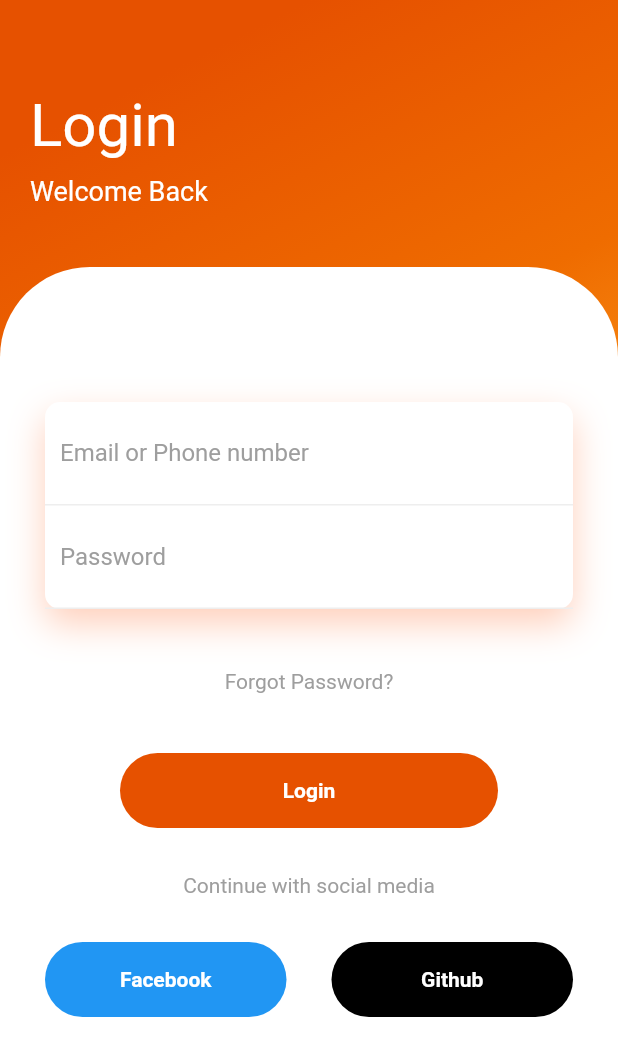
After one commit to SantiagoGonzalezFernandez/AppMaker, a Flutter app: the LoginOnePage screen opened by its route, on a phone screen of 412 x 824 dp. The commit adds this screen. Shown: the top 1056 px of the screen. Run offline on Flutter 3.47's test engine with Material 2 defaults, Android fonts, the phone set to English and light mode, and no system bars; our stand-ins replace page_transition, shimmer, simple_animations, splashscreen.

Commit message:
Termino el login 1

```diff
--- /dev/null
+++ b/app_maker/data/menu_options_login.json
@@ -0,0 +1,10 @@
+{
+    "appName" : "app_maker",
+    "routes"  : [
+        {
+            "route" : "loginOne",
+            "icon"  : "filter_1",
+            "text"  : "Login One"
+        }
+    ]
+}
--- a/app_maker/lib/src/pages/Login/login_screen_page.dart
+++ b/app_maker/lib/src/pages/Login/login_page.dart
@@ -1,21 +1,20 @@
 //Imports that are not mine
+import 'package:app_maker/src/widgets/list_items_widget.dart';
 import 'package:flutter/material.dart';
 
 //Imports that are mine
 
-class LoginScreenPage extends StatelessWidget {
+class LoginPage extends StatelessWidget {
 
   @override
   Widget build(BuildContext context) {
     return Scaffold(
       appBar: AppBar(
+        centerTitle: true,
         title: Text('Login'),
-        centerTitle: true,
         backgroundColor: Colors.pink,
       ),
-      body: Center(
-        child: Text('Hola Mundo'),
-      ),
+      body: list('data/menu_options_login.json')
     );
   }
 }
--- /dev/null
+++ b/app_maker/lib/src/pages/Login/screens/login_one.dart
@@ -0,0 +1,231 @@
+//Imports that are not mine
+import 'package:app_maker/src/pages/SplashScreen/screens/Animations/fadeAnimation.dart';
+import 'package:flutter/material.dart';
+
+//Imports that are mine
+
+class LoginOnePage extends StatelessWidget {
+
+  @override
+  Widget build(BuildContext context) {
+    return Scaffold(
+      body: Container(
+        width: double.infinity,
+        decoration: BoxDecoration(
+          gradient: LinearGradient(
+            begin: Alignment.topCenter,
+            colors: [
+              Colors.orange[900],
+              Colors.orange[800],
+              Colors.orange[400],
+            ]
+          )
+        ),
+        child: SafeArea(
+          child: Column(
+            crossAxisAlignment: CrossAxisAlignment.start,
+            children: [
+              SizedBox(height: 40.0,),
+              Padding(
+                padding: EdgeInsets.all(20.0),
+                child: Column(
+                  crossAxisAlignment: CrossAxisAlignment.start,
+                  children: [
+                    FadeAnimation(
+                      delay: 1,
+                      child: Text(
+                        'Login',
+                        style: TextStyle(
+                          color: Colors.white,
+                          fontSize: 40.0
+                        ),
+                      ),
+                    ),
+                    SizedBox(height: 10.0),
+                    FadeAnimation(
+                      delay: 1.3,
+                      child: Text(
+                        'Welcome Back',
+                        style: TextStyle(
+                          color: Colors.white,
+                          fontSize: 18.0
+                        ),
+                      ),
+                    ),
+                  ],
+                ),
+              ),
+              SizedBox(height: 20.0),
+              Expanded(
+                child: Container(
+                  decoration: BoxDecoration(
+                    color: Colors.white,
+                    borderRadius: BorderRadius.only(
+                      topLeft: Radius.circular(60),
+                      topRight: Radius.circular(60)
+                    )
+                  ),
+                  child: Padding(
+                    padding: EdgeInsets.all(30.0),
+                    child: Column(
+                      children: [
+                        SizedBox(height: 60.0,),
+                        FadeAnimation(
+                          delay: 1.4,
+                          child: Container(
+                            decoration: BoxDecoration(
+                              color: Colors.white,
+                              borderRadius: BorderRadius.circular(10.0),
+                              boxShadow: [BoxShadow(
+                                color: Color.fromRGBO(255, 95, 27, 0.3),
+                                blurRadius: 20.0,
+                                offset: Offset(0, 10)
+                              )]
+                            ),
+                            child: Column(
+                              children: [
+                                Container(
+                                  padding: EdgeInsets.all(10.0),
+                                  decoration: BoxDecoration(
+                                    border: Border(
+                                      bottom: BorderSide(
+                                        color: Colors.grey[200]
+                                      )
+                                    )
+                                  ),
+                                  child: TextField(
+                                    decoration: InputDecoration(
+                                      hintText: 'Email or Phone number',
+                                      hintStyle: TextStyle(
+                                        color: Colors.grey
+                                      ),
+                                      border: InputBorder.none
+                                    ),
+                                  ),
+                                ),
+                                Container(
+                                  padding: EdgeInsets.all(10.0),
+                                  decoration: BoxDecoration(
+                                    border: Border(
+                                      bottom: BorderSide(
+                                        color: Colors.grey[200]
+                                      )
+                                    )
+                                  ),
+                                  child: TextField(
+                                    decoration: InputDecoration(
+                                      hintText: 'Password',
+                                      hintStyle: TextStyle(
+                                        color: Colors.grey
+                                      ),
+                                      border: InputBorder.none
+                                    ),
+                                  ),
+                                ),
+                              ],
+                            ),
+                          ),
+                        ),
+                        SizedBox(height: 40.0,),
+                        FadeAnimation(
+                          delay: 1.5,
+                          child: Text(
+                            'Forgot Password?',
+                            style: TextStyle(
+                              color: Colors.grey
+                            ),
+                          ),
+                        ),
+                        SizedBox(height: 40.0,),
+                        FadeAnimation(
+                          delay: 1.6,
+                          child: Container(
+                            height: 50,
+                            margin: EdgeInsets.symmetric(horizontal: 50.0),
+                            decoration: BoxDecoration(
+                              borderRadius: BorderRadius.circular(50.0),
+                              color: Colors.orange[900]
+                            ),
+                            child: Center(
+                              child: Text(
+                                'Login',
+                                style: TextStyle(
+                                  color: Colors.white,
+                                  fontWeight: FontWeight.bold
+                                ),
+                              ),
+                            ),
+                          ),
+                        ),
+                        SizedBox(height: 30.0,),
+                        FadeAnimation(
+                          delay: 1.7,
+                          child: Text(
+                            'Continue with social media',
+                            style: TextStyle(
+                              color: Colors.grey
+                            ),
+                          ),
+                        ),
+                        SizedBox(height: 30.0,),
+                        Row(
+                          children: [
+                            Expanded(
+                              child: FadeAnimation(
+                                delay: 1.8,
+                                child: Container(
+                                  height: 50.0,
+                                  decoration: BoxDecoration(
+                                    borderRadius: BorderRadius.circular(50.0),
+                                    color: Colors.blue
+                                  ),
+                                  child: Center(
+                                    child: Text(
+                                      'Facebook',
+                                      style: TextStyle(
+                                        color: Colors.white,
+                                        fontWeight: FontWeight.bold
+                                      ),
+                                    ),
+                                  ),
+                                ),
+                              ),
+                            ),
+                            SizedBox(width: 30),
+                            Expanded(
+                              child: FadeAnimation(
+                                delay: 1.8,
+                                child: Container(
+                                  height: 50.0,
+                                  decoration: BoxDecoration(
+                                    borderRadius: BorderRadius.circular(50.0),
+                                    color: Colors.black
+                                  ),
+                                  child: Center(
+                                    child: Text(
+                                      'Github',
+                                      style: TextStyle(
+                                        color: Colors.white,
+                                        fontWeight: FontWeight.bold
+                                      ),
+                                    ),
+                                  ),
+                                ),
+                              ),
+                            ),
+                          ],
+                        )
+                      ],
+                    ),
+                  ),
+                ),
+              )
+            ],
+          ),
+        ),
+      ),
+    );
+  }
+}
+
+//https://www.youtube.com/watch?v=txvyAO894DY
--- a/app_maker/lib/src/routes/routes.dart
+++ b/app_maker/lib/src/routes/routes.dart
@@ -1,4 +1,5 @@
 //Imports that are not mine
+import 'package:app_maker/src/pages/Login/screens/login_one.dart';
 import 'package:app_maker/src/pages/Onboarding/screens/onboarding_one.dart';
 import 'package:app_maker/src/pages/Widget/widget_page.dart';
 import 'package:flutter/material.dart';
@@ -6,7 +7,7 @@ import 'package:flutter/material.dart';
 //Imports that are mine
 import 'package:app_maker/src/pages/home_page.dart';
 import 'package:app_maker/src/pages/Home/home_screen_page.dart';
-import 'package:app_maker/src/pages/Login/login_screen_page.dart';
+import 'package:app_maker/src/pages/Login/login_page.dart';
 import 'package:app_maker/src/pages/SplashScreen/splash_screen_page.dart';
 import 'package:app_maker/src/pages/SplashScreen/screens/splash_one.dart';
 import 'package:app_maker/src/pages/SplashScreen/screens/splash_two.dart';
@@ -35,7 +36,8 @@ Map<String, WidgetBuilder> getApplicationRoutes(){
     'onboardingOne' : (BuildContext context) => OnboardingOnePage(),
 
     //Login Screen
-    'login'         : (BuildContext context) => LoginScreenPage(),
+    'login'         : (BuildContext context) => LoginPage(),
+    'loginOne'      : (BuildContext context) => LoginOnePage(),
 
     //Home Screen
     'homeScreen'    : (BuildContext context) => HomeScreenPage(),
--- a/app_maker/pubspec.yaml
+++ b/app_maker/pubspec.yaml
@@ -52,6 +52,7 @@ flutter:
     - data/menu_options_home.json
     - data/menu_options_splash.json
     - data/menu_options_onboarding.json
+    - data/menu_options_login.json
     - assets/images/loading.gif
     - assets/images/one.png
     - assets/images/background.jpg
```
